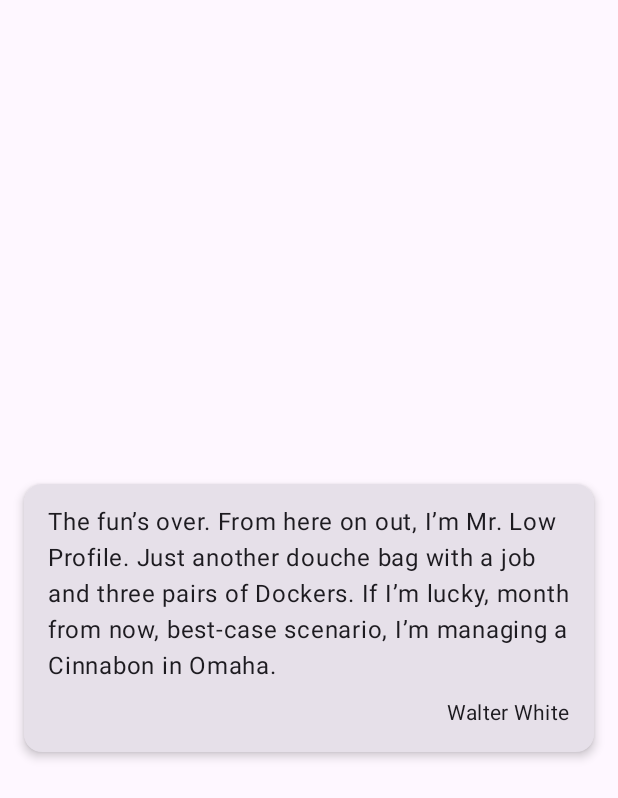
After one commit to SanderHermans02/BreakingBadQuotes, an Android app built with Jetpack Compose: the composable QuoteItem shown on its own in the app's theme, on a phone screen of 412 x 824 dp. The commit adds this screen. Shown: the top 798 px of the screen. Run offline under Robolectric (Android 15) with nearby library versions, the light colour scheme and no system bars.

Commit message:
quote component

```diff
--- /dev/null
+++ b/app/src/main/java/com/example/breakingbadquotes/ui/components/QuoteItem.kt
@@ -0,0 +1,62 @@
+package com.example.breakingbadquotes.ui.components
+
+import androidx.compose.foundation.layout.Arrangement
+import androidx.compose.foundation.layout.Box
+import androidx.compose.foundation.layout.Column
+import androidx.compose.foundation.layout.Row
+import androidx.compose.foundation.layout.fillMaxSize
+import androidx.compose.foundation.layout.fillMaxWidth
+import androidx.compose.foundation.layout.padding
+import androidx.compose.material3.Card
+import androidx.compose.material3.CardDefaults
+import androidx.compose.material3.MaterialTheme
+import androidx.compose.material3.Text
+import androidx.compose.runtime.Composable
+import androidx.compose.ui.Alignment
+import androidx.compose.ui.Modifier
+import androidx.compose.ui.res.dimensionResource
+import androidx.compose.ui.tooling.preview.Preview
+import com.example.breakingbadquotes.R
+
+@Composable
+fun QuoteItem(){
+    Box(
+        contentAlignment = Alignment.Center,
+        modifier = Modifier.fillMaxSize()
+    ) {
+        Card(
+            elevation = CardDefaults.cardElevation(defaultElevation = dimensionResource(id = R.dimen.card_elevation)),
+            modifier = Modifier
+                .fillMaxWidth()
+                .padding(dimensionResource(id = R.dimen.card_space)) // Adjust padding for mobile screen
+        ) {
+            Column(
+                verticalArrangement = Arrangement.Center,
+                horizontalAlignment = Alignment.CenterHorizontally,
+                modifier = Modifier
+                    .padding(dimensionResource(id = R.dimen.card_inside_space)) // Padding inside the card
+            ) {
+                Text(
+                    text = "The fun’s over. From here on out, I’m Mr. Low Profile. Just another douche bag with a job and three pairs of Dockers. If I’m lucky, month from now, best-case scenario, I’m managing a Cinnabon in Omaha.",
+                    style = MaterialTheme.typography.bodyLarge, // Adjust text style for readability
+                    modifier = Modifier.padding(bottom = dimensionResource(id = R.dimen.quote_space)) // Spacing between the quote and the author
+                )
+                Row (
+                    modifier = Modifier.fillMaxWidth(),
+                    horizontalArrangement = Arrangement.End
+                ){
+                    Text(
+                        text = "Walter White",
+                        style = MaterialTheme.typography.bodyMedium // Adjust text style for the author
+                    )
+                }
+            }
+        }
+    }
+}
+
+@Preview
+@Composable
+fun QuoteItemPreview(){
+    QuoteItem()
+}
--- a/app/src/main/res/values/dimens.xml
+++ b/app/src/main/res/values/dimens.xml
@@ -2,4 +2,10 @@
 <resources>
     <dimen name="icon_size">24dp</dimen>
     <dimen name="padding_screen_borders">12dp</dimen>
+    <dimen name="quote_card_padding">32dp</dimen>
+    <dimen name="card_elevation">4dp</dimen>
+    <dimen name="card_space">16dp</dimen>
+    <dimen name="column_spacer">4dp</dimen>
+    <dimen name="quote_space">12dp</dimen>
+    <dimen name="card_inside_space">16dp</dimen>
 </resources>
```
